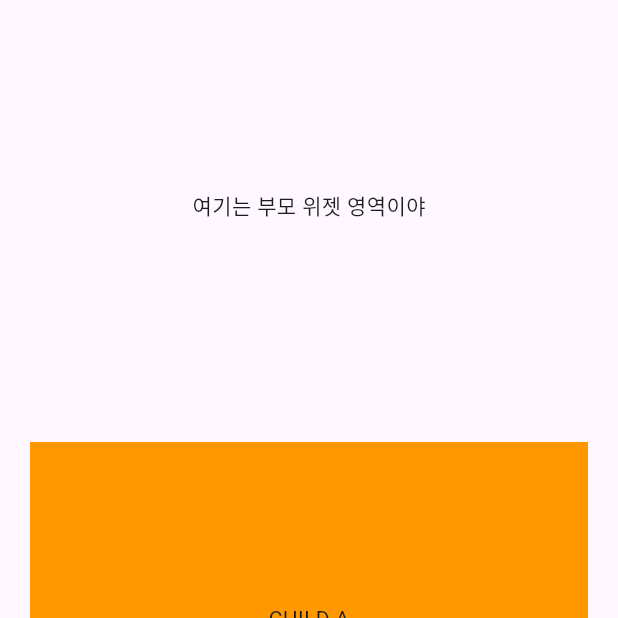
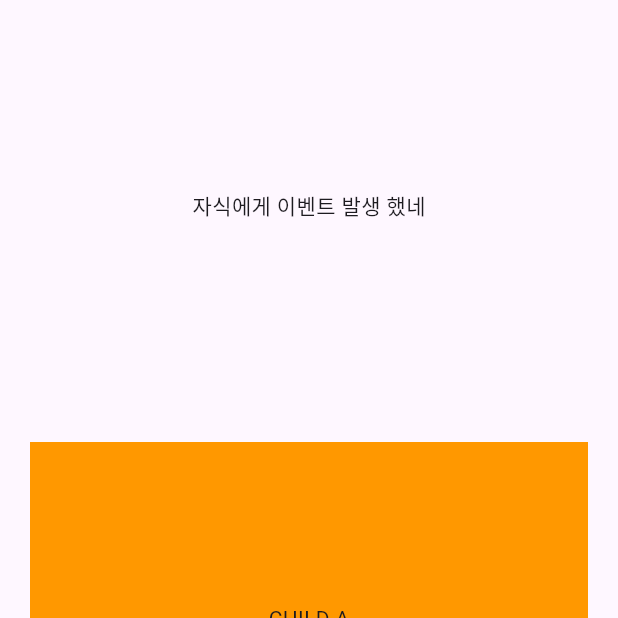
Before and after one commit to aSpring712/dart-flutter, a Flutter app: the screen it shows after launch, after a tap on "CHILD A", on a phone screen of 412 x 824 dp, the top half of it. Run offline on Flutter 3.47's test engine with Material 3 defaults, Android fonts, the phone set to English and light mode, and no system bars; our stand-ins replace font_awesome_flutter, google_fonts; network calls fail.

Commit message:
callback 함수 설계

```diff
--- a/class_callback/lib/main.dart
+++ b/class_callback/lib/main.dart
@@ -16,6 +16,15 @@ class MyApp extends StatefulWidget {
 class _MyAppState extends State<MyApp> {
   String childMessageContent = "여기는 부모 위젯 영역이야";
 
+  // 매개변수로 자식들에게 함수를 전달
+  void onCallbackPressed() {
+    print("1111");
+    // stf 위젯에 화면을 렌더링 하려면 --> setState() 함수를 써야 함
+    setState(() {
+      childMessageContent = "자식에게 이벤트 발생 했네";
+    });
+  }
+
   @override
   Widget build(BuildContext context) {
     return MaterialApp(
@@ -26,8 +35,12 @@ class _MyAppState extends State<MyApp> {
               Expanded(
                   child: Center(child: Text(childMessageContent))
               ),
-              Expanded(flex: 1, child: ChildA()), // Expanded : 확장
-              Expanded(flex: 1, child: ChildB()),
+              Expanded(flex: 1, child: ChildA(
+                callback: onCallbackPressed,
+              )), // Expanded : 확장
+              Expanded(flex: 1, child: ChildB(
+                callback: onCallbackPressed,
+              )),
             ],
           ),
         ),
@@ -36,18 +49,23 @@ class _MyAppState extends State<MyApp> {
   }
 }
 
-// 자식
+// 자식 -> 반드시 부모 위젯이 있어야 자식이 있을 수 있다(종속성)
 class ChildA extends StatelessWidget {
-  const ChildA({super.key});
+
+  // 상태, 기능
+  final VoidCallback callback;
+
+  const ChildA({
+    required this.callback, // 생성자 조건 변경
+    super.key
+  });
 
   @override
   Widget build(BuildContext context) {
     return Padding(
       padding: const EdgeInsets.all(20.0),
       child: InkWell(
-        onTap: () {
-          print("child A에 이벤트 발생");
-      },
+        onTap: callback, // event 발생 시 자식 -> 부모
       child: Container(
         width: double.infinity, // 영역만큼 무한히 넓혀라
         color: Colors.orange,
@@ -60,16 +78,19 @@ class ChildA extends StatelessWidget {
 
 // 자식
 class ChildB extends StatelessWidget {
-  const ChildB({super.key});
+  final VoidCallback callback;
+
+  const ChildB({required this.callback, super.key});
 
   @override
   Widget build(BuildContext context) {
     return Padding(
       padding: const EdgeInsets.all(20.0),
       child: InkWell(
-        onTap: () {
-          print("child B에 이벤트 발생");
-        },
+        onTap: callback,
+        // onTap: () {
+        //   print("child B에 이벤트 발생");
+        // },
         child: Container(
           width: double.infinity, // 영역만큼 무한히 넓혀라
           color: Colors.red,
```
